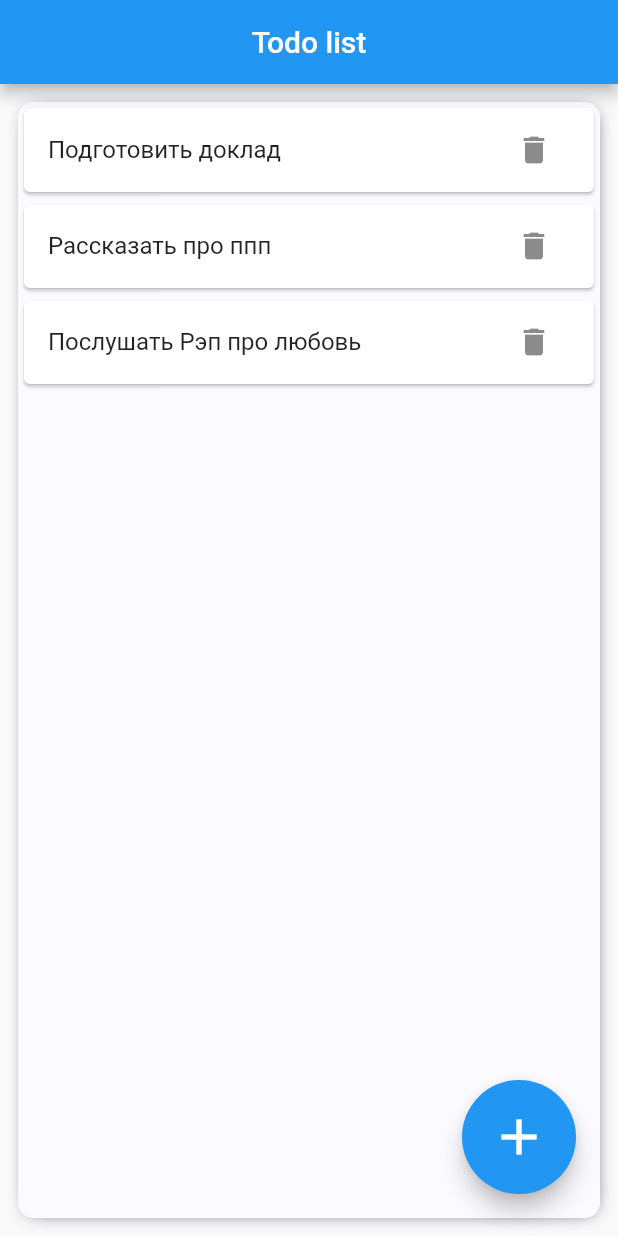
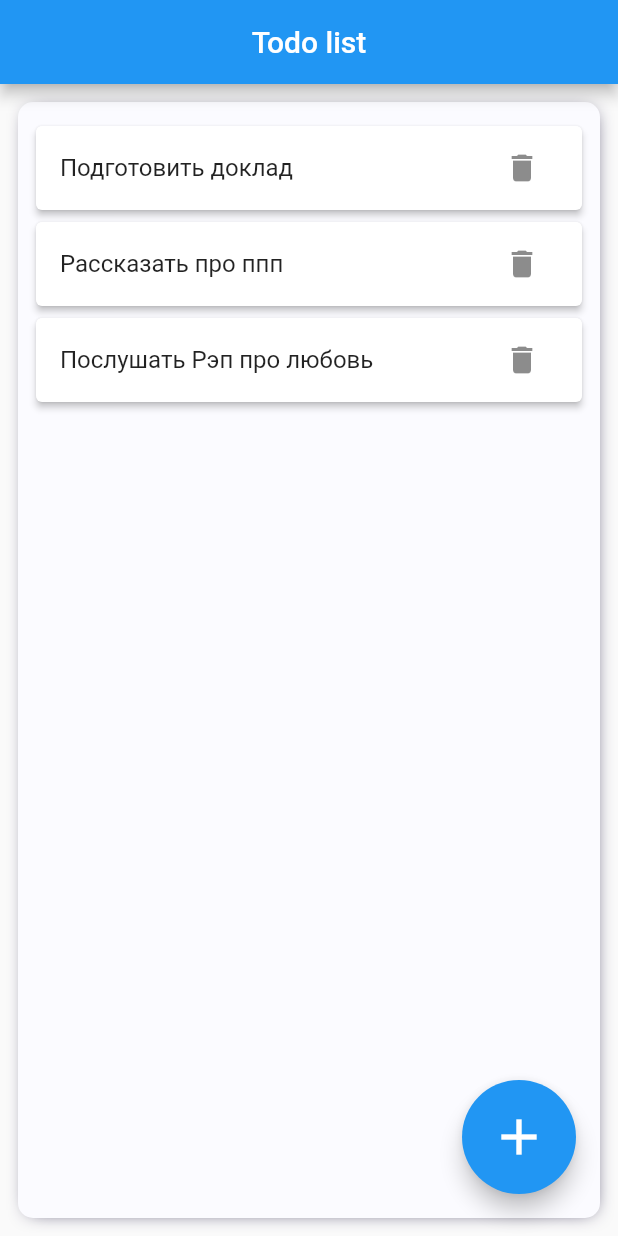
Before and after one commit to al3xk0s/continue-examples, a Flutter app: the screen it shows after launch, on a phone screen of 412 x 824 dp. Run offline on Flutter 3.47's test engine with Material 2 defaults, Android fonts, the light colour scheme and no system bars.

Commit message:
Исправил warnings и добавил паддинг

```diff
--- a/stream_example/lib/bloc/base/bloc.dart
+++ b/stream_example/lib/bloc/base/bloc.dart
@@ -1,6 +1,5 @@
 import 'dart:async';
 
-import 'package:flutter/foundation.dart';
 import 'package:stream_example/bloc/base/bloc_handle_storage.dart';
 import 'package:stream_example/bloc/base/event.dart';
 import 'package:stream_example/bloc/base/state.dart';
--- a/stream_example/lib/main.dart
+++ b/stream_example/lib/main.dart
@@ -1,11 +1,6 @@
 import 'dart:math';
 
 import 'package:flutter/material.dart';
-import 'package:stream_example/bloc/base/bloc.dart';
-import 'package:stream_example/bloc/base/bloc_handle_storage.dart';
-import 'package:stream_example/bloc/base/event.dart';
-import 'package:stream_example/bloc/base/state.dart';
-import 'package:stream_example/bloc/widget/bloc_builder.dart';
 import 'package:stream_example/bloc/widget/bloc_provider.dart';
 import 'package:stream_example/models/todo/abstract/todo_id.dart';
 import 'package:stream_example/models/todo/abstract/todo_model.dart';
--- a/stream_example/lib/models/todo/factory/id_generator.dart
+++ b/stream_example/lib/models/todo/factory/id_generator.dart
@@ -9,6 +9,7 @@ class IdGeneratorImpl implements IdGenerator {
   static final alfabet = 'abcdefghijklmnopqrstuvwxyzABCDEFGHIJKLMNOPQRSTUVWXYZ_0123456789=-'
     .split('');
 
+  @override
   String generate(int length) {
     final StringBuffer result = StringBuffer();
     for(int i = 0; i < length; i++) {
--- a/stream_example/lib/models/todo/factory/todo_factory.dart
+++ b/stream_example/lib/models/todo/factory/todo_factory.dart
@@ -1,5 +1,3 @@
-import 'dart:math';
-
 import 'package:stream_example/models/todo/abstract/todo_id.dart';
 import 'package:stream_example/models/todo/abstract/todo_model.dart';
 import 'package:stream_example/models/todo/factory/id_generator.dart';
--- a/stream_example/lib/models/todo_list/bloc/state/state.dart
+++ b/stream_example/lib/models/todo_list/bloc/state/state.dart
@@ -1,7 +1,6 @@
 import 'package:stream_example/bloc/base/state.dart';
 import 'package:stream_example/bloc/base/tag.dart';
 import 'package:stream_example/models/todo/abstract/todo.dart';
-import 'package:stream_example/models/todo_list/bloc/tag.dart';
 
 part 'list_states.dart';
 
--- a/stream_example/lib/views/todo_list_screen.dart
+++ b/stream_example/lib/views/todo_list_screen.dart
@@ -1,5 +1,4 @@
 import 'package:flutter/material.dart';
-import 'package:stream_example/bloc/widget/bloc_provider.dart';
 import 'package:stream_example/extentions/context.dart';
 import 'package:stream_example/models/todo_list/bloc/bloc.dart';
 import 'package:stream_example/models/todo_list/bloc/event/event.dart';
--- a/stream_example/lib/views/todo_list_widget.dart
+++ b/stream_example/lib/views/todo_list_widget.dart
@@ -14,10 +14,11 @@ class TodoListWidget extends StatelessWidget {
   @override
   Widget build(BuildContext context) {
     final TodoListBloc bloc = context.readBloc()!;
-    context.readBloc<TodoListBloc>()!.emit(TodoListEvent.getData);
+
+    bloc.emit(TodoListEvent.getData);
     return _getWrapper(
       child: BlocBuilder<TodoListEvent, TodoListState, TodoListBloc>(
-        bloc: context.readBloc<TodoListBloc>()!,
+        bloc: bloc,
         builder: _builder,
       ),
     );
@@ -62,6 +63,7 @@ class TodoListWidget extends StatelessWidget {
   ) {
     final List<Todo> data = state.todos;
     return ListView.builder(
+      padding: const EdgeInsets.symmetric(horizontal: 8, vertical: 12),
       itemCount: data.length,
       itemBuilder: ((context, index) {
         final todo = data[index];
--- a/stream_example/lib/views/todo_widget.dart
+++ b/stream_example/lib/views/todo_widget.dart
@@ -1,5 +1,4 @@
 import 'package:flutter/material.dart';
-import 'package:stream_example/bloc/widget/bloc_builder.dart';
 import 'package:stream_example/extentions/context.dart';
 import 'package:stream_example/models/todo/abstract/todo.dart';
 import 'package:stream_example/models/todo_list/bloc/bloc.dart';
@@ -16,6 +15,7 @@ class TodoWidget extends StatelessWidget {
     final TodoListBloc bloc = context.readBloc()!;
 
     return Card(
+      elevation: 2,
       child: ListTile(
         trailing: IconButton(
           icon: const Icon(Icons.delete),
```
